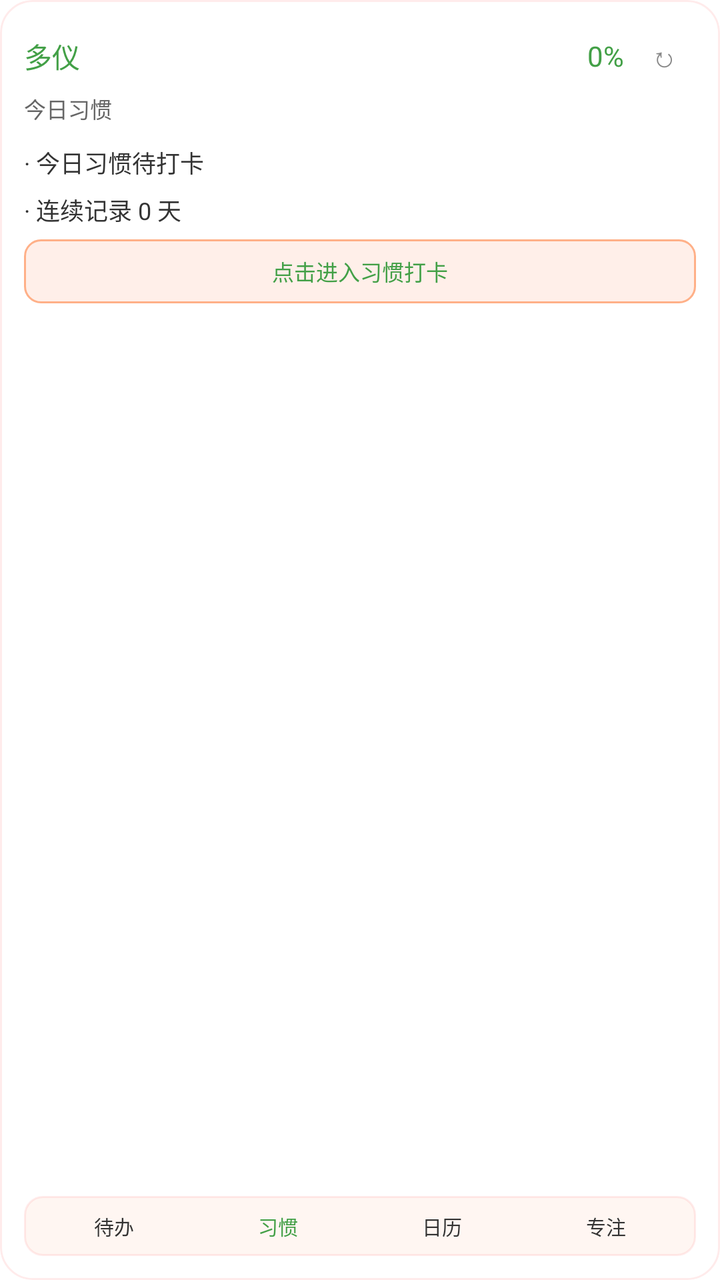
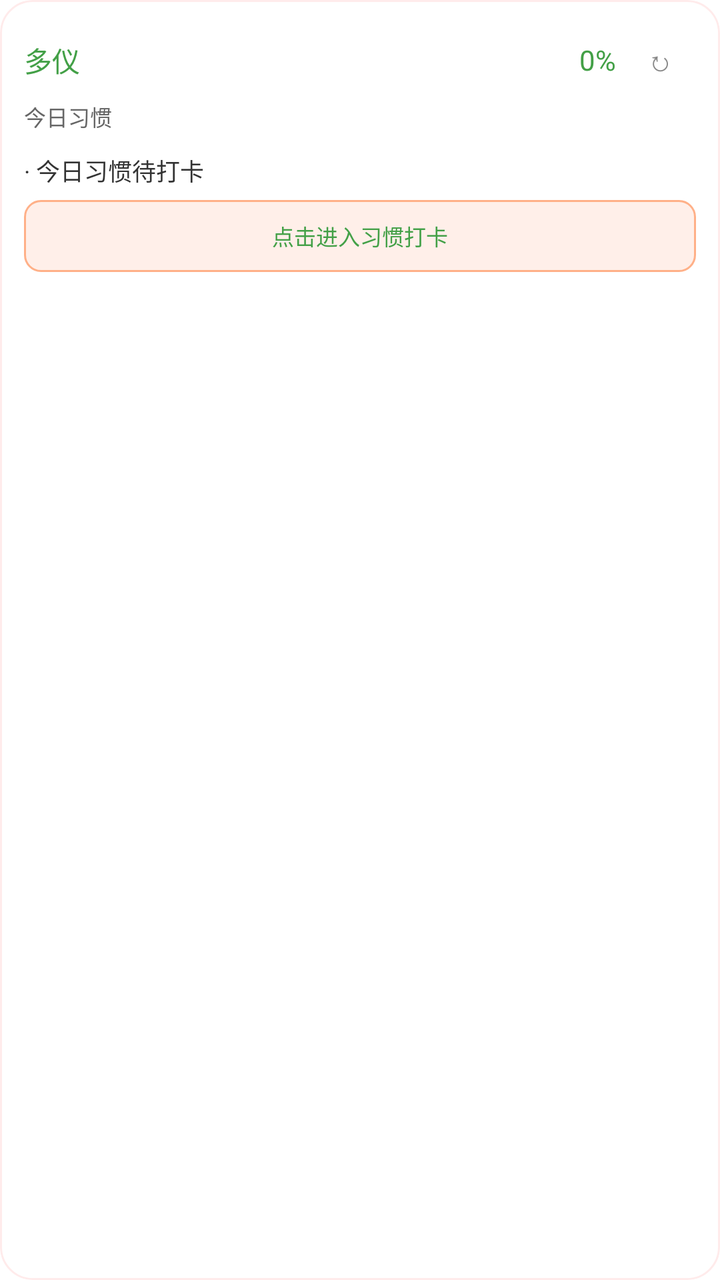

The first picture is an Android layout as it rendered before a commit; the second is the same layout after the commit. The layout source and the unified diff follow.
<!-- AndroidManifest.xml: fallback theme Theme.MaterialComponents.DayNight.NoActionBar -->
<!-- res/layout/duoyi_habit_widget.xml -->
<?xml version="1.0" encoding="utf-8"?>
<FrameLayout xmlns:android="http://schemas.android.com/apk/res/android"
    android:id="@+id/widget_habit_root"
    android:layout_width="match_parent"
    android:layout_height="match_parent"
    android:background="@drawable/widget_bg_round_16"
    android:clipToOutline="true"
    android:outlineProvider="background">

    <ImageView
        android:id="@+id/widget_theme_background"
        android:layout_width="match_parent"
        android:layout_height="match_parent"
        android:contentDescription="@null"
        android:scaleType="centerCrop"
        android:visibility="gone" />

    <TextView
        android:id="@+id/widget_theme_overlay"
        android:layout_width="match_parent"
        android:layout_height="match_parent"
        android:maxLines="1"
        android:ellipsize="end"
        android:visibility="gone" />

    <LinearLayout
        android:layout_width="match_parent"
        android:layout_height="match_parent"
        android:orientation="vertical"
        android:padding="12dp">

    <LinearLayout
        android:layout_width="match_parent"
        android:layout_height="wrap_content"
        android:gravity="center_vertical"
        android:orientation="horizontal">

        <TextView
            android:id="@+id/widget_habit_title"
            android:layout_width="0dp"
            android:layout_height="wrap_content"
            android:layout_weight="1"
            android:ellipsize="end"
            android:maxLines="1"
            android:text="多仪"
            android:textColor="#43A047"
            android:textSize="14sp" />

        <TextView
            android:id="@+id/widget_habit_percent"
            android:layout_width="wrap_content"
            android:layout_height="wrap_content"
            android:ellipsize="end"
            android:maxWidth="48dp"
            android:maxLines="1"
            android:text="0%"
            android:textColor="#43A047"
            android:textSize="14sp" />

        <TextView
            android:id="@+id/widget_refresh"
            android:layout_width="32dp"
            android:layout_height="32dp"
            android:layout_marginLeft="4dp"
            android:gravity="center"
            android:ellipsize="end"
            android:maxLines="1"
            android:text="↻"
            android:contentDescription="刷新小组件"
            android:textColor="#888888"
            android:textSize="14sp" />
    </LinearLayout>

    <TextView
        android:id="@+id/widget_habit_subtitle"
        android:layout_width="match_parent"
        android:layout_height="wrap_content"
        android:layout_marginTop="2dp"
        android:ellipsize="end"
        android:maxLines="1"
        android:text="今日习惯"
        android:textColor="#666666"
        android:textSize="11sp" />

    <LinearLayout
        android:layout_width="match_parent"
        android:layout_height="0dp"
        android:layout_marginTop="10dp"
        android:layout_weight="1"
        android:orientation="vertical">

        <TextView
            android:id="@+id/widget_habit_summary"
            android:layout_width="match_parent"
            android:layout_height="wrap_content"
            android:ellipsize="end"
            android:maxLines="1"
            android:text="· 今日习惯待打卡"
            android:textColor="#333333"
            android:textSize="12sp" />

        <TextView
            android:id="@+id/widget_habit_streak"
            android:layout_width="match_parent"
            android:layout_height="wrap_content"
            android:layout_marginTop="6dp"
            android:ellipsize="end"
            android:maxLines="1"
            android:text="· 连续记录 0 天"
            android:textColor="#333333"
            android:textSize="12sp" />

        <TextView
            android:id="@+id/widget_habit_hint"
            android:layout_width="match_parent"
            android:layout_height="32dp"
            android:minHeight="32dp"
            android:layout_marginTop="6dp"
            android:background="@drawable/widget_btn_secondary"
            android:gravity="center"
            android:ellipsize="end"
            android:maxLines="1"
            android:text="点击进入习惯打卡"
            android:textColor="#43A047"
            android:textSize="11sp" />
    </LinearLayout>

    <LinearLayout
        android:id="@+id/widget_habit_bottom_nav"
        android:layout_width="match_parent"
        android:layout_height="30dp"
        android:layout_marginTop="8dp"
        android:background="@drawable/widget_nav_bg"
        android:gravity="center"
        android:orientation="horizontal"
        android:paddingLeft="4dp"
        android:paddingRight="4dp"
        android:weightSum="4">

        <TextView
            android:id="@+id/widget_habit_nav_todo"
            android:layout_width="0dp"
            android:layout_height="match_parent"
            android:layout_weight="1"
            android:gravity="center"
            android:ellipsize="end"
            android:maxLines="1"
            android:text="待办"
            android:textColor="#333333"
            android:textSize="10sp" />

        <TextView
            android:id="@+id/widget_habit_nav_habit"
            android:layout_width="0dp"
            android:layout_height="match_parent"
            android:layout_weight="1"
            android:gravity="center"
            android:ellipsize="end"
            android:maxLines="1"
            android:text="习惯"
            android:textColor="#43A047"
            android:textSize="10sp" />

        <TextView
            android:id="@+id/widget_habit_nav_calendar"
            android:layout_width="0dp"
            android:layout_height="match_parent"
            android:layout_weight="1"
            android:gravity="center"
            android:ellipsize="end"
            android:maxLines="1"
            android:text="日历"
            android:textColor="#333333"
            android:textSize="10sp" />

        <TextView
            android:id="@+id/widget_habit_nav_focus"
            android:layout_width="0dp"
            android:layout_height="match_parent"
            android:layout_weight="1"
            android:gravity="center"
            android:ellipsize="end"
            android:maxLines="1"
            android:text="专注"
            android:textColor="#333333"
            android:textSize="10sp" />
    </LinearLayout>
    </LinearLayout>
</FrameLayout>
<!-- resources referenced by this layout -->
<resources>
  <!-- drawable widget_bg_round_16 (drawable) -->
  <?xml version="1.0" encoding="utf-8"?>
  <shape xmlns:android="http://schemas.android.com/apk/res/android"
      android:shape="rectangle">
      <corners android:radius="16dp" />
      <solid android:color="#FFFFFFFF" />
      <stroke android:width="1dp" android:color="#22FF6B6B" />
  </shape>
  <!-- drawable widget_btn_secondary (drawable) -->
  <?xml version="1.0" encoding="utf-8"?>
  <shape xmlns:android="http://schemas.android.com/apk/res/android"
      android:shape="rectangle">
      <corners android:radius="8dp" />
      <solid android:color="#FFFFEFE9" />
      <stroke android:width="1dp" android:color="#FFFFB088" />
  </shape>
  <!-- drawable widget_nav_bg (drawable) -->
  <?xml version="1.0" encoding="utf-8"?>
  <shape xmlns:android="http://schemas.android.com/apk/res/android"
      android:shape="rectangle">
      <corners android:radius="9dp" />
      <solid android:color="#FFFFF6F2" />
      <stroke android:width="1dp" android:color="#22FF6B6B" />
  </shape>
</resources>

<!-- the commit's change to res/layout/duoyi_habit_widget.xml (unified diff, before → after) -->
@@ -59,8 +59,10 @@
 
         <TextView
             android:id="@+id/widget_refresh"
-            android:layout_width="32dp"
-            android:layout_height="32dp"
+            android:layout_width="36dp"
+            android:layout_height="36dp"
+            android:minWidth="36dp"
+            android:minHeight="36dp"
             android:layout_marginLeft="4dp"
             android:gravity="center"
             android:ellipsize="end"
@@ -108,13 +110,14 @@
             android:maxLines="1"
             android:text="· 连续记录 0 天"
             android:textColor="#333333"
-            android:textSize="12sp" />
+            android:textSize="12sp"
+            android:visibility="gone" />
 
         <TextView
             android:id="@+id/widget_habit_hint"
             android:layout_width="match_parent"
-            android:layout_height="32dp"
-            android:minHeight="32dp"
+            android:layout_height="36dp"
+            android:minHeight="36dp"
             android:layout_marginTop="6dp"
             android:background="@drawable/widget_btn_secondary"
             android:gravity="center"
@@ -135,7 +138,8 @@
         android:orientation="horizontal"
         android:paddingLeft="4dp"
         android:paddingRight="4dp"
-        android:weightSum="4">
+        android:weightSum="4"
+        android:visibility="gone">
 
         <TextView
             android:id="@+id/widget_habit_nav_todo"
